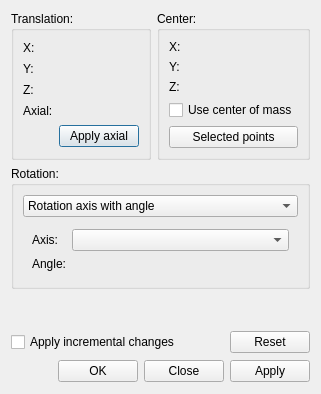
Old version of the form src/Gui/Placement.ui in the repository southseact-3d/fcd.
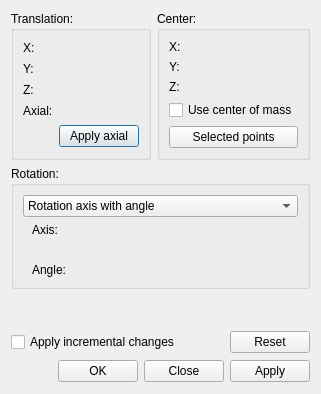
New version of the form. The open tabs and pages were chosen to show the change. Custom widgets are drawn as their Qt base class.

Commit message: Gui: in placement dialog use spin boxes for rotation axis

Patch:
```diff
--- a/src/Gui/Placement.ui
+++ b/src/Gui/Placement.ui
@@ -292,13 +292,15 @@
              </widget>
             </item>
             <item row="0" column="1">
-             <widget class="QComboBox" name="direction">
-              <property name="currentIndex">
-               <number>-1</number>
-              </property>
-             </widget>
+             <widget class="Gui::QuantitySpinBox" name="xAxis"/>
             </item>
-            <item row="1" column="0">
+            <item row="1" column="1">
+             <widget class="Gui::QuantitySpinBox" name="yAxis"/>
+            </item>
+            <item row="2" column="1">
+             <widget class="Gui::QuantitySpinBox" name="zAxis"/>
+            </item>
+            <item row="3" column="0">
              <widget class="QLabel" name="textLabelAngle">
               <property name="sizePolicy">
                <sizepolicy hsizetype="Fixed" vsizetype="Fixed">
@@ -311,7 +313,7 @@
               </property>
              </widget>
             </item>
-            <item row="1" column="1">
+            <item row="3" column="1">
              <widget class="Gui::QuantitySpinBox" name="angle"/>
             </item>
            </layout>
```
Left out of the diff: 4 changed lines with no effect on the pictures. The commit also changes 4 other files.
